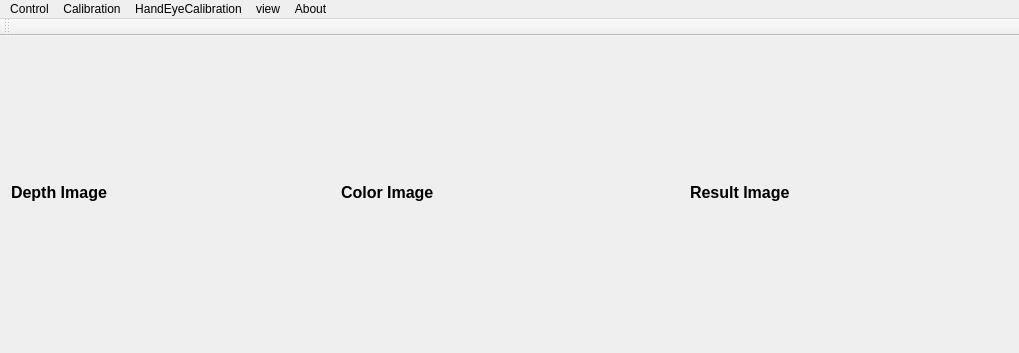
First picture: the form in mainwindow.ui, repository tony2278/AutomaticGrab, before the edit; both pictures show x 0 to 1019 and y 0 to 353 of the 1019 by 580 pixel window.
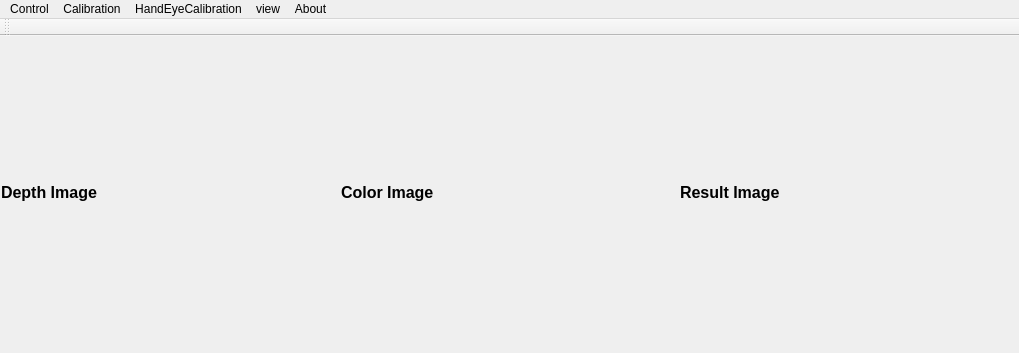
Second picture: the form after the edit.

What changed in the file:
```diff
--- a/mainwindow.ui
+++ b/mainwindow.ui
@@ -58,6 +58,21 @@
           </font>
          </property>
          <layout class="QVBoxLayout" name="verticalLayout_5">
+          <property name="spacing">
+           <number>0</number>
+          </property>
+          <property name="leftMargin">
+           <number>1</number>
+          </property>
+          <property name="topMargin">
+           <number>1</number>
+          </property>
+          <property name="rightMargin">
+           <number>1</number>
+          </property>
+          <property name="bottomMargin">
+           <number>1</number>
+          </property>
           <item>
            <widget class="QLabel" name="labelDepth">
             <property name="font">
@@ -119,6 +134,21 @@
        <item>
         <widget class="QWidget" name="widget_Result" native="true">
          <layout class="QVBoxLayout" name="verticalLayout_4">
+          <property name="spacing">
+           <number>0</number>
+          </property>
+          <property name="leftMargin">
+           <number>1</number>
+          </property>
+          <property name="topMargin">
+           <number>1</number>
+          </property>
+          <property name="rightMargin">
+           <number>1</number>
+          </property>
+          <property name="bottomMargin">
+           <number>1</number>
+          </property>
           <item>
            <widget class="QLabel" name="labelResult">
             <property name="font">
```
